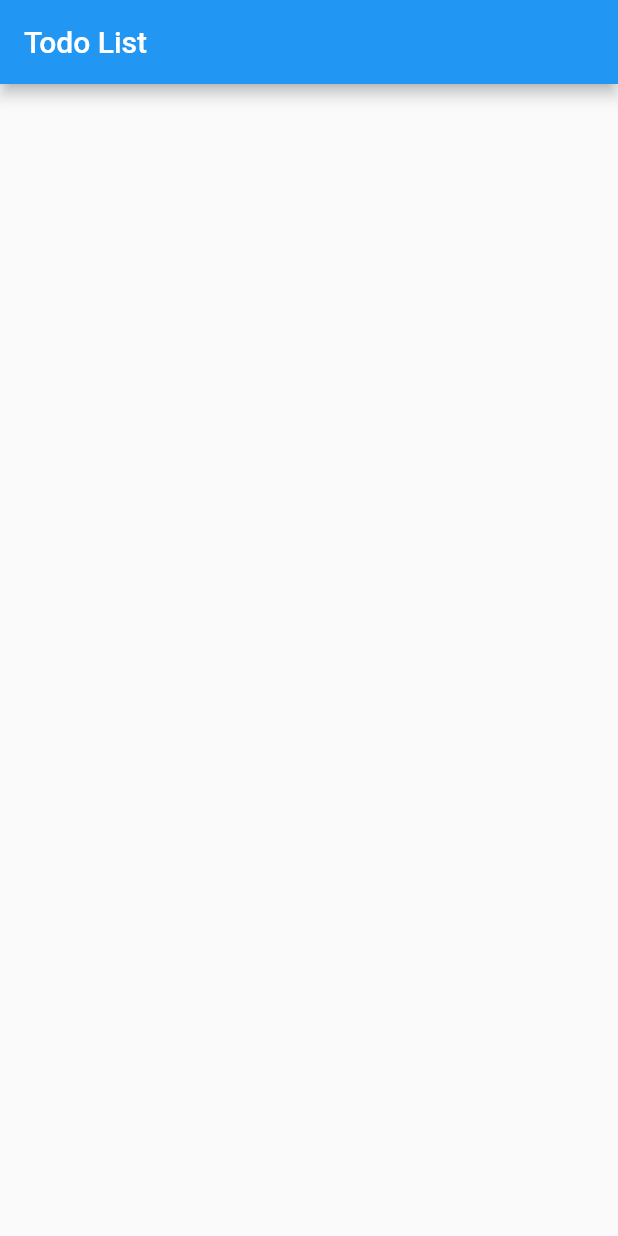
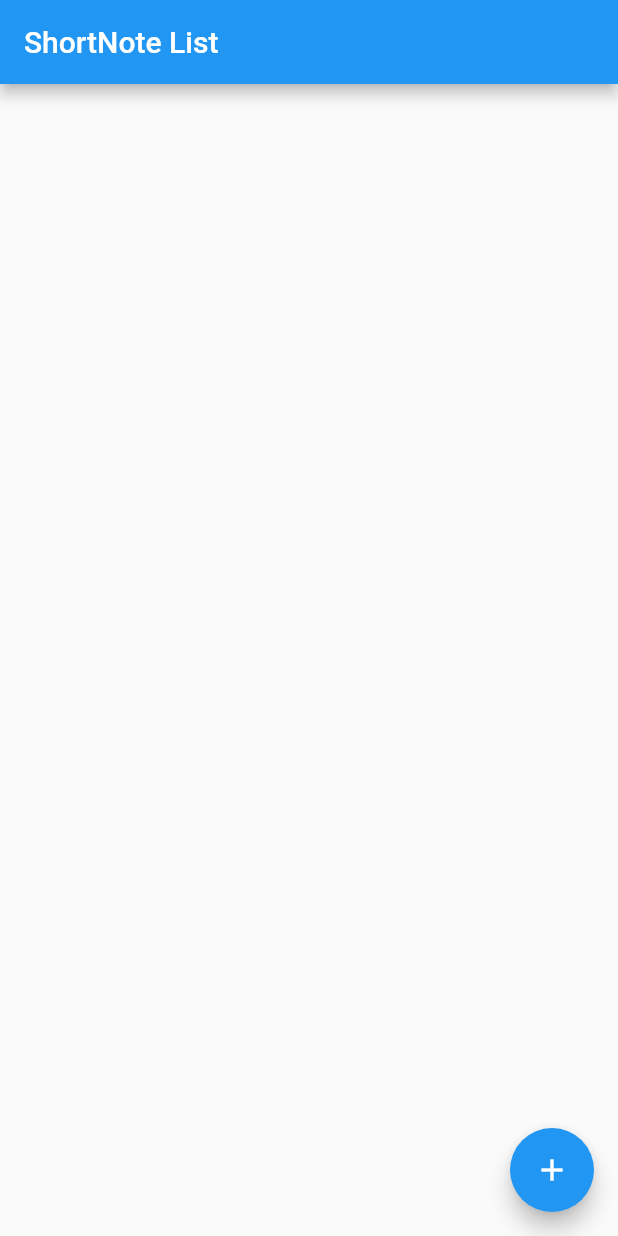
Before and after one commit to OneForCheng/flutter-short-note, a Flutter app: the screen it shows after launch, on a phone screen of 412 x 824 dp. Run offline on Flutter 3.47's test engine with Material 2 defaults, Android fonts, the phone set to English and light mode, and no system bars.

Commit message:
forcheng - add short note and show short note list

```diff
--- a/lib/main.dart
+++ b/lib/main.dart
@@ -19,13 +19,44 @@ class ShortNoteList extends StatefulWidget {
   createState() => new ShortNoteListState();
 }
 
+
 class ShortNoteListState extends State<ShortNoteList> {
+  List<String> _shortNoteItems = [];
+
+  void _addShortNoteItem() {
+    setState(() {
+      int index = _shortNoteItems.length;
+      _shortNoteItems.add('Item ' + index.toString());
+    });
+  }
+
+  Widget _buildShortNoteList() {
+    return new ListView.builder(
+       itemCount: _shortNoteItems.length,
+      itemBuilder: (context, index) {
+        return _buildShortNoteItem(_shortNoteItems[index]);
+      },
+    );
+  }
+
+  Widget _buildShortNoteItem(String shortNoteText) {
+    return new ListTile(
+      title: new Text(shortNoteText)
+    );
+  }
+
   @override
   Widget build(BuildContext context) {
     return new Scaffold(
       appBar: new AppBar(
-        title: new Text('Todo List')
-      )
+        title: new Text('ShortNote List')
+      ),
+      body: _buildShortNoteList(),
+      floatingActionButton: new FloatingActionButton(
+        onPressed: _addShortNoteItem,
+        tooltip: 'Add note',
+        child: new Icon(Icons.add)
+      ),
     );
   }
 }
```
